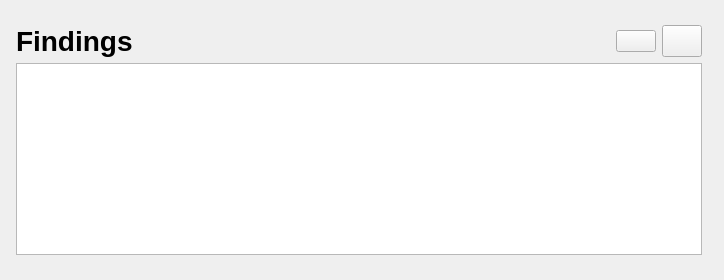
This is SlicerPIRADS/Resources/UI/FindingsWidget.ui in QIICR/SlicerPIRADS as Qt 5 draws it before an edit. The edited form follows.
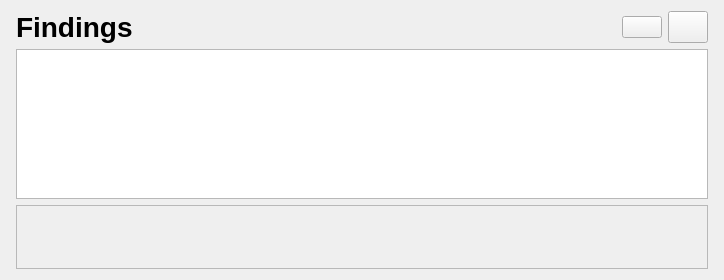
This is the edited form. Icons and pictures are not drawn.

Commit message:
ENH: added customized SegmentEditor to FindingsListWidget
* on finding selection changed displaying measurement widget
  corresponding to the lesion mrml node class

```diff
--- a/SlicerPIRADS/Resources/UI/FindingsWidget.ui
+++ b/SlicerPIRADS/Resources/UI/FindingsWidget.ui
@@ -124,7 +124,7 @@
        <property name="maximumSize">
         <size>
          <width>16777215</width>
-         <height>16777215</height>
+         <height>150</height>
         </size>
        </property>
        <property name="contextMenuPolicy">
@@ -150,10 +150,8 @@
        </property>
       </widget>
      </item>
-    </layout>
-   </item>
-   <item row="0" column="1">
-    <widget class="QFrame" name="frame">
+     <item row="2" column="0" colspan="4">
+      <widget class="QFrame" name="measurementWidgetFrame">
      <property name="frameShape">
       <enum>QFrame::StyledPanel</enum>
      </property>
@@ -161,6 +159,8 @@
       <enum>QFrame::Raised</enum>
      </property>
     </widget>
+     </item>
+    </layout>
    </item>
   </layout>
  </widget>
```
Left out of the diff: 28 changed lines with no effect on the pictures. Lines whose indentation alone changed are shown as unchanged. The commit also changes 1 other file.
